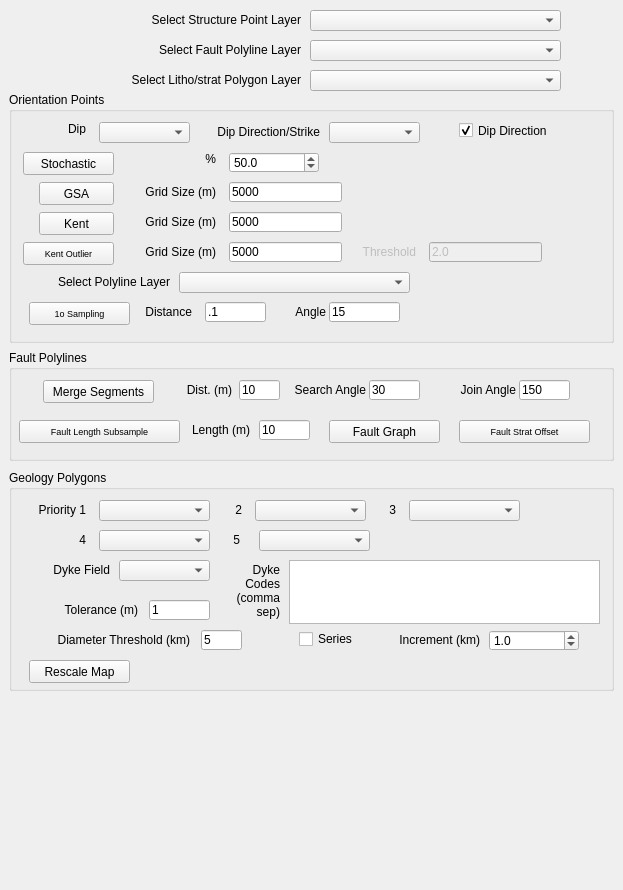
Qt form GeoSubSampler_dockwidget_base.ui (Loop3D/GeoSubSampler) before a commit.
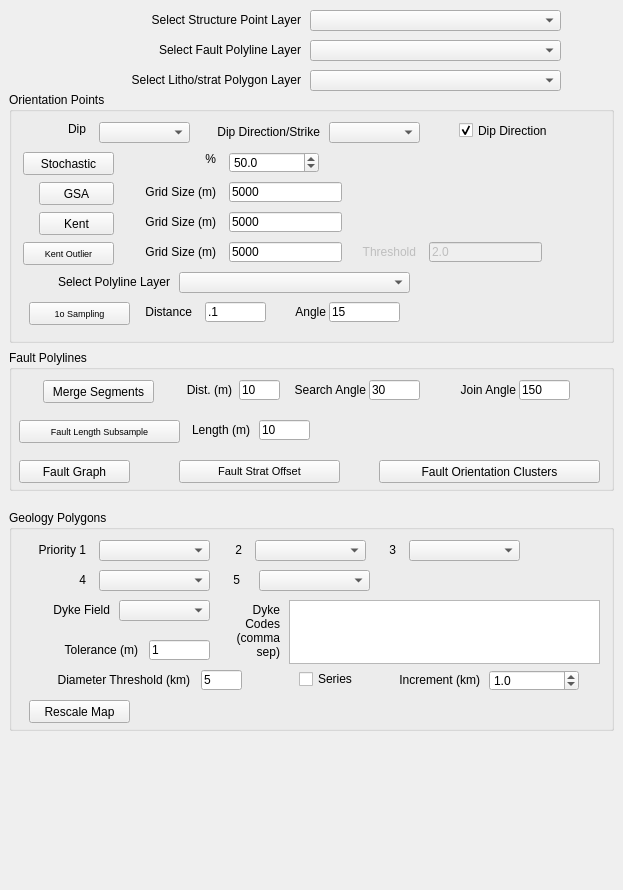
The same form after that commit. Custom widgets are drawn as their Qt base class.

Commit message: Add orientation clustering

```diff
--- a/GeoSubSampler_dockwidget_base.ui
+++ b/GeoSubSampler_dockwidget_base.ui
@@ -18,7 +18,7 @@
     <property name="geometry">
      <rect>
       <x>9</x>
-      <y>470</y>
+      <y>510</y>
       <width>605</width>
       <height>221</height>
      </rect>
@@ -775,7 +775,7 @@
       <x>9</x>
       <y>350</y>
       <width>605</width>
-      <height>111</height>
+      <height>141</height>
      </rect>
     </property>
     <property name="sizePolicy">
@@ -914,8 +914,8 @@
     <widget class="QPushButton" name="pushButton_fault_graph">
      <property name="geometry">
       <rect>
-       <x>320</x>
-       <y>70</y>
+       <x>10</x>
+       <y>110</y>
        <width>111</width>
        <height>23</height>
       </rect>
@@ -927,15 +927,15 @@
     <widget class="QPushButton" name="pushButton_fault_strat_offset">
      <property name="geometry">
       <rect>
-       <x>450</x>
-       <y>70</y>
-       <width>131</width>
+       <x>170</x>
+       <y>110</y>
+       <width>161</width>
        <height>23</height>
       </rect>
      </property>
      <property name="font">
       <font>
-       <pointsize>7</pointsize>
+       <pointsize>8</pointsize>
       </font>
      </property>
      <property name="text">
@@ -971,6 +971,19 @@
       <set>Qt::AlignRight|Qt::AlignTrailing|Qt::AlignVCenter</set>
      </property>
     </widget>
+    <widget class="QPushButton" name="pushButton_fault_orientation_clusters">
+     <property name="geometry">
+      <rect>
+       <x>370</x>
+       <y>110</y>
+       <width>221</width>
+       <height>23</height>
+      </rect>
+     </property>
+     <property name="text">
+      <string>Fault Orientation Clusters</string>
+     </property>
+    </widget>
    </widget>
    <widget class="QgsMapLayerComboBox" name="mMapLayerComboBox_points">
     <property name="geometry">
```
The commit also changes 3 other files.
